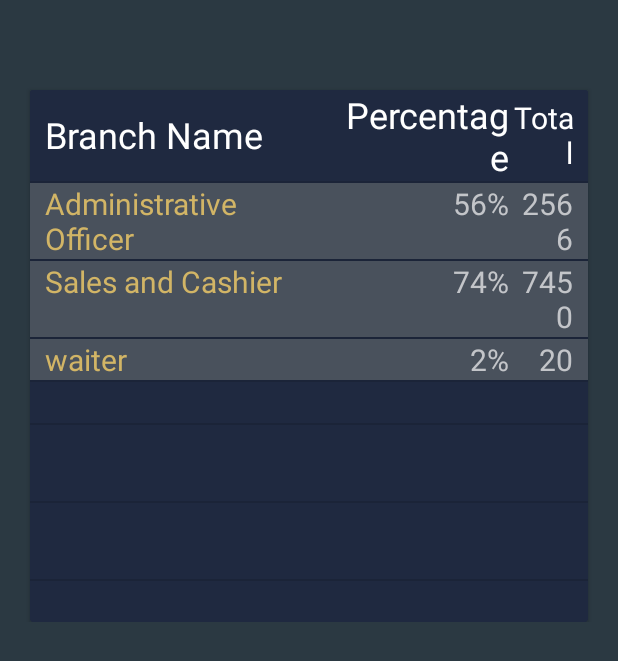
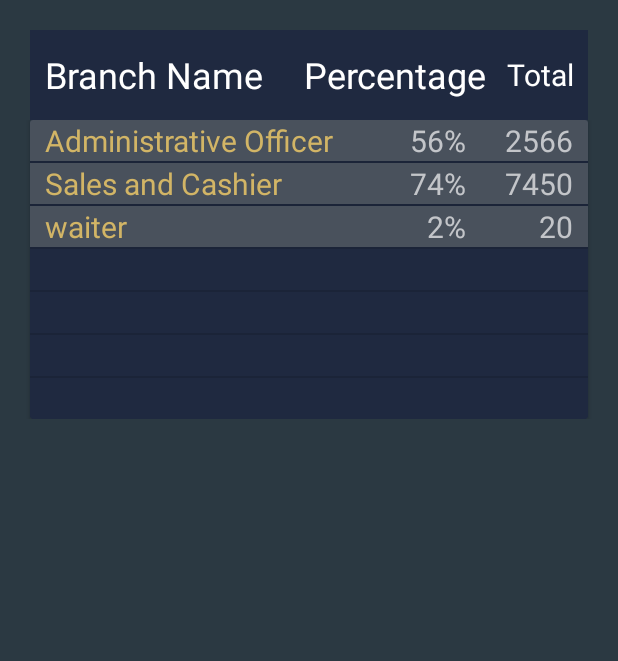
Before and after one commit to yamlakyam/VisualAnalysisDBs, an Android app: the screen it shows after launch (MainActivity), on a phone screen of 412 x 824 dp. Shown: the top 661 px of the screen. Run offline under Robolectric (Android 15) with nearby library versions, the phone set to English and light mode, and no system bars; libraries missing offline, so code that uses them is left out: com.github.anastr.speedviewlib, com.github.mikephil.charting.

Commit message:
made the table headers fixed and the other rows to scroll down

```diff
--- a/app/src/main/java/com/example/VisualAnalysis/DashBoard3Fragment.java
+++ b/app/src/main/java/com/example/VisualAnalysis/DashBoard3Fragment.java
@@ -99,13 +99,25 @@ public class DashBoard3Fragment extends Fragment {
                             Log.i("TAG", tables.get(finalI).branchName);
                         }
                     });
-                    scrollView.fullScroll(View.FOCUS_DOWN);
+
+
+
+//                    View child = tableLayout.getChildAt(1);
+//                    scrollView.scrollTo(child.getTop(),View.FOCUS_DOWN);
+
 
                     try {
                         Thread.sleep(1000);
                     } catch (InterruptedException e) {
                         e.printStackTrace();
                     }
+                    scrollView.post(new Runnable() {
+                        @Override
+                        public void run() {
+                            scrollView.fullScroll(View.FOCUS_DOWN);
+
+                        }
+                    });
 
 
                 }
--- a/app/src/main/res/layout/fragment_dash_board3.xml
+++ b/app/src/main/res/layout/fragment_dash_board3.xml
@@ -1,46 +1,20 @@
 <?xml version="1.0" encoding="utf-8"?>
 
-
-<ScrollView xmlns:android="http://schemas.android.com/apk/res/android"
+<LinearLayout xmlns:android="http://schemas.android.com/apk/res/android"
     xmlns:app="http://schemas.android.com/apk/res-auto"
     xmlns:tools="http://schemas.android.com/tools"
-    android:id="@+id/scrollView"
     android:layout_width="match_parent"
     android:layout_height="match_parent"
     android:background="?attr/backgroundcolor"
+    android:orientation="vertical"
     tools:context=".DashBoard3Fragment">
-    >
-
-    <LinearLayout
-
-        android:layout_width="match_parent"
-        android:layout_height="match_parent"
-
-        android:layout_marginTop="10dp"
-        android:layout_marginBottom="10dp"
-        android:orientation="vertical"
-        android:paddingTop="10dp"
-        android:paddingBottom="10dp">
-
-
-        <androidx.cardview.widget.CardView
-            android:layout_width="match_parent"
-            android:layout_height="wrap_content"
-            android:layout_marginStart="20dp"
-            android:layout_marginTop="40dp"
-            android:layout_marginEnd="20dp"
-            app:cardBackgroundColor="?attr/cardBackgroundColor">
-
-            <TableLayout
-                android:id="@+id/table"
-                android:layout_width="match_parent"
-                android:layout_height="match_parent"
-                android:divider="?android:listDivider"
-                android:showDividers="middle">
-
 
     <TableRow
         android:layout_width="match_parent"
+        android:layout_height="60dp"
+        android:layout_marginStart="20dp"
+        android:layout_marginTop="20dp"
+        android:layout_marginEnd="20dp"
         android:background="?attr/cardBackgroundColor">
 
         <TextView
@@ -79,6 +53,38 @@
             android:textSize="20sp" />
 
     </TableRow>
+
+    <ScrollView
+        android:id="@+id/scrollView"
+        android:layout_width="match_parent"
+        android:layout_height="match_parent"
+        android:background="?attr/backgroundcolor"
+        android:paddingBottom="10dp">
+
+
+        <LinearLayout
+
+            android:layout_width="match_parent"
+            android:layout_height="wrap_content"
+
+            android:orientation="vertical"
+            android:paddingBottom="10dp">
+
+
+            <androidx.cardview.widget.CardView
+                android:layout_width="match_parent"
+                android:layout_height="wrap_content"
+                android:layout_marginStart="20dp"
+                android:layout_marginEnd="20dp"
+                app:cardBackgroundColor="?attr/cardBackgroundColor">
+
+                <TableLayout
+                    android:id="@+id/table"
+                    android:layout_width="match_parent"
+                    android:layout_height="match_parent"
+                    android:divider="?android:listDivider"
+                    android:showDividers="middle">
+
 
                     <TableRow
                         android:layout_width="match_parent"
@@ -200,3 +206,5 @@
 
         </LinearLayout>
     </ScrollView>
+
+</LinearLayout>
```
Lines whose indentation alone changed are shown as unchanged.
